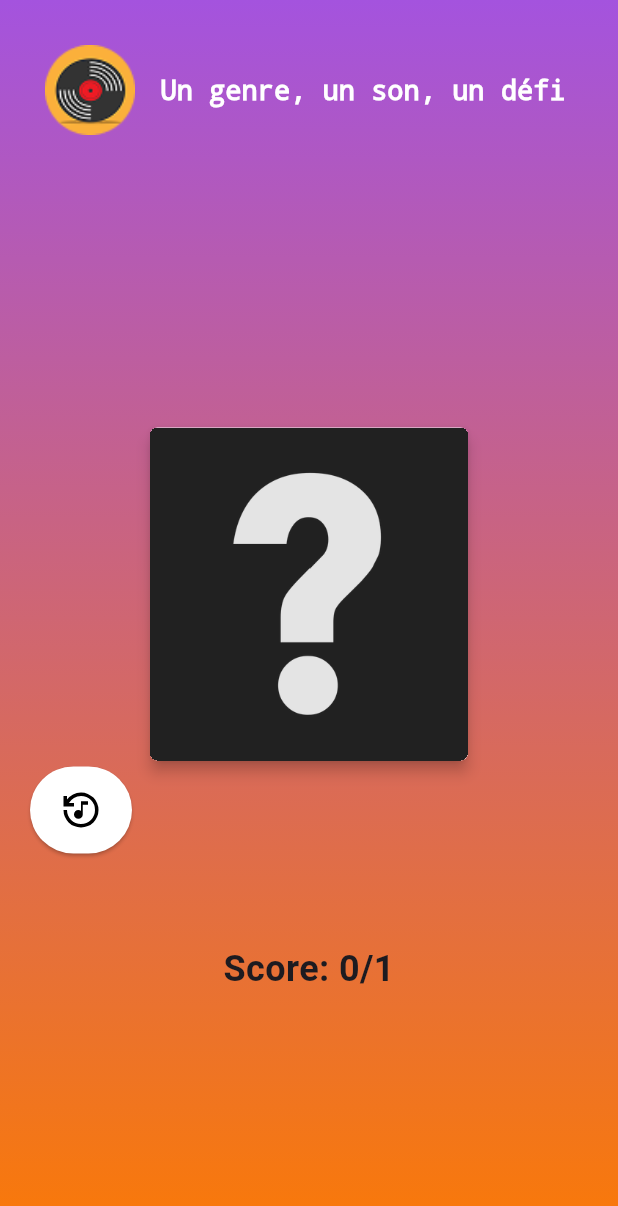
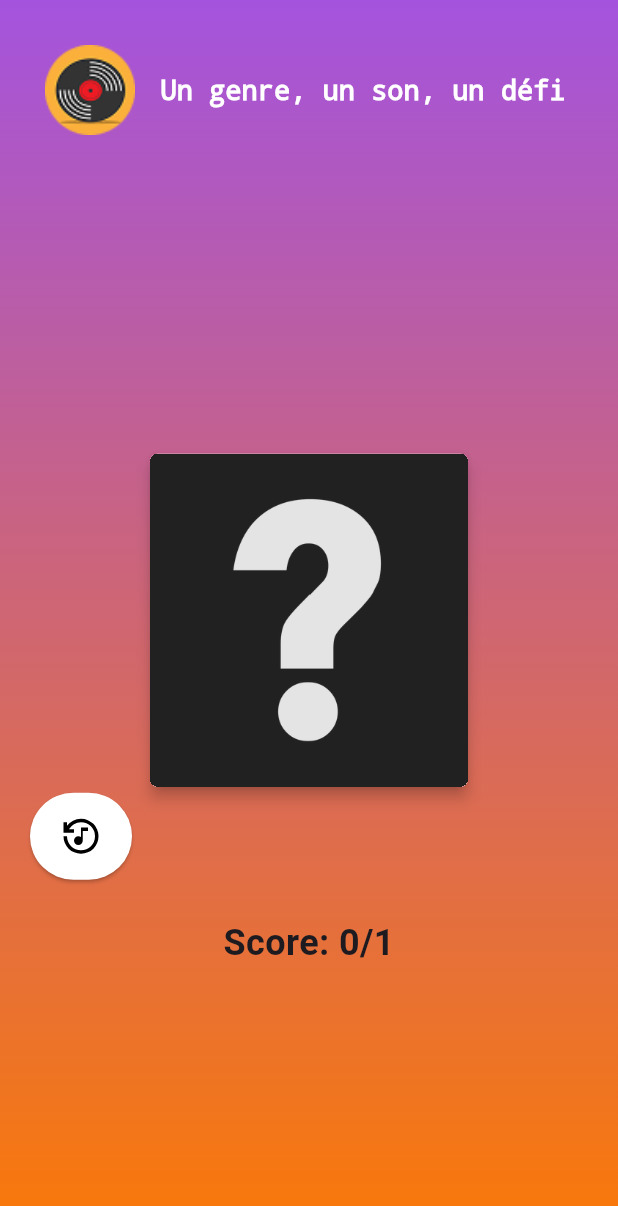
Before and after one commit to m1miage-cherkaha/flutter-blindtest, a Flutter app: the GameStarted screen opened directly with empty values, on a phone screen of 412 x 824 dp. Shown: the top 1206 px of the screen. Run offline on Flutter 3.47's test engine with Material 3 defaults, Android fonts, the phone set to English and light mode, and no system bars; our stand-ins replace audioplayers, flutter_svg, shared_preferences; accounts and stored records are empty.

Commit message:
fixed position

```diff
--- a/lib/pages/game_started.dart
+++ b/lib/pages/game_started.dart
@@ -166,8 +166,6 @@ class _GameStartedState extends State<GameStarted> {
                       ),
                 ],
               ),
-              const SizedBox(height: 20),
-
               ..._gameService.possibleAnswers.map((song) {
                 return Padding(
                   padding: const EdgeInsets.symmetric(vertical: 10),
@@ -199,7 +197,7 @@ class _GameStartedState extends State<GameStarted> {
                   ),
                 );
               }).toList(),
-              const SizedBox(height: 40),
+              const SizedBox(height: 25),
               Text(
                 'Score: ${_gameService.score}/${_gameService.currentIndex + 1}',
                 style: const TextStyle(
```
